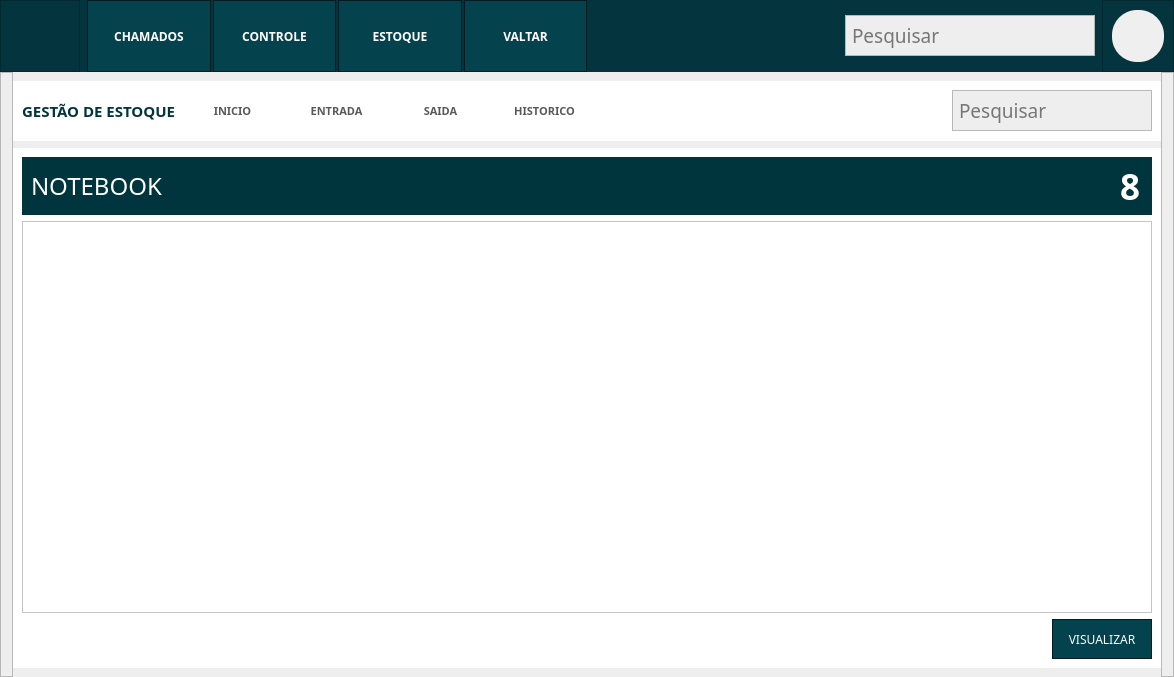
Above: layout/EstoqueTI.ui from Sidehenrique/SIS-Sicoob before the change. Below: the same form after it.
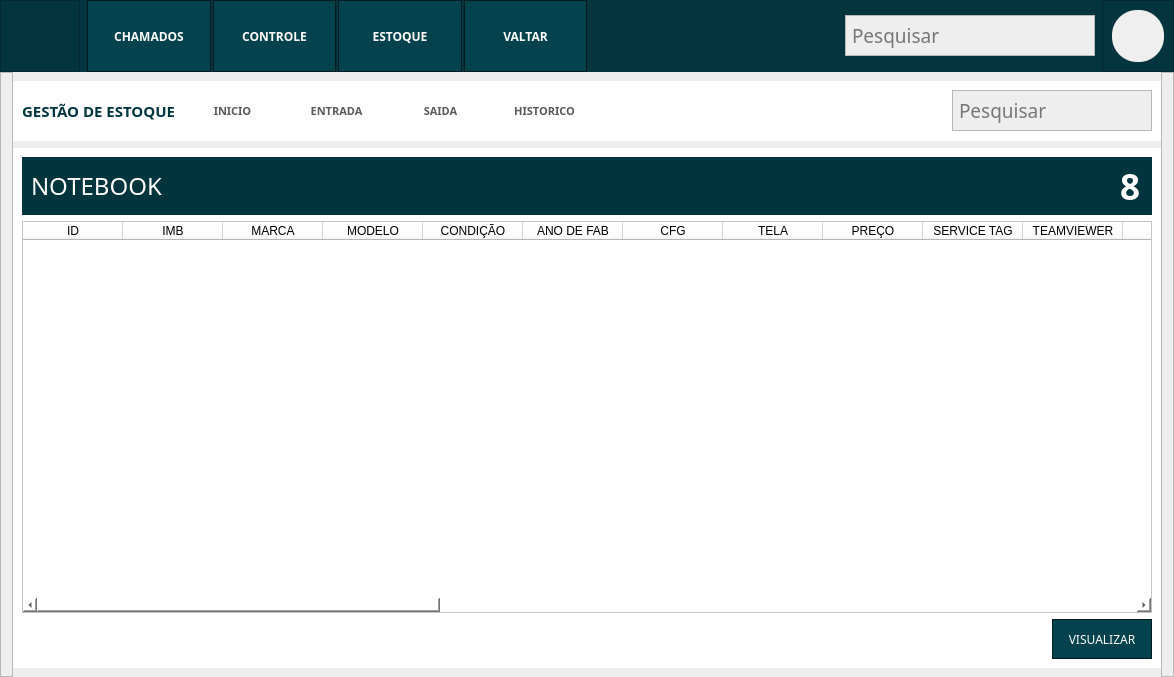
That is the form after the change. The open tabs and pages were chosen to show the change. Icons and pictures are not drawn.

What changed in the file:
```diff
--- a/layout/EstoqueTI.ui
+++ b/layout/EstoqueTI.ui
@@ -2913,7 +2913,158 @@
                </widget>
               </item>
               <item>
-               <widget class="QTableWidget" name="tableWidgetNotebook"/>
+               <widget class="QTableWidget" name="tableWidgetNotebook">
+                <column>
+                 <property name="text">
+                  <string>ID</string>
+                 </property>
+                </column>
+                <column>
+                 <property name="text">
+                  <string>IMB</string>
+                 </property>
+                </column>
+                <column>
+                 <property name="text">
+                  <string>MARCA</string>
+                 </property>
+                </column>
+                <column>
+                 <property name="text">
+                  <string>MODELO</string>
+                 </property>
+                </column>
+                <column>
+                 <property name="text">
+                  <string>CONDIÇÃO</string>
+                 </property>
+                </column>
+                <column>
+                 <property name="text">
+                  <string>ANO DE FAB</string>
+                 </property>
+                </column>
+                <column>
+                 <property name="text">
+                  <string>CFG</string>
+                 </property>
+                </column>
+                <column>
+                 <property name="text">
+                  <string>TELA</string>
+                 </property>
+                </column>
+                <column>
+                 <property name="text">
+                  <string>PREÇO</string>
+                 </property>
+                </column>
+                <column>
+                 <property name="text">
+                  <string>SERVICE TAG</string>
+                 </property>
+                </column>
+                <column>
+                 <property name="text">
+                  <string>TEAMVIEWER</string>
+                 </property>
+                </column>
+                <column>
+                 <property name="text">
+                  <string>REDE</string>
+                 </property>
+                </column>
+                <column>
+                 <property name="text">
+                  <string>SSD</string>
+                 </property>
+                </column>
+                <column>
+                 <property name="text">
+                  <string>EXPANCIVEL</string>
+                 </property>
+                </column>
+                <column>
+                 <property name="text">
+                  <string>CARREGADOR</string>
+                 </property>
+                </column>
+                <column>
+                 <property name="text">
+                  <string>PROCESSADOR</string>
+                 </property>
+                </column>
+                <column>
+                 <property name="text">
+                  <string>MARCA PRO</string>
+                 </property>
+                </column>
+                <column>
+                 <property name="text">
+                  <string>FREQUENCIA PRO</string>
+                 </property>
+                </column>
+                <column>
+                 <property name="text">
+                  <string>GERAÇÃO PRO</string>
+                 </property>
+                </column>
+                <column>
+                 <property name="text">
+                  <string>RAM</string>
+                 </property>
+                </column>
+                <column>
+                 <property name="text">
+                  <string>MODELO RAM</string>
+                 </property>
+                </column>
+                <column>
+                 <property name="text">
+                  <string>FREQUENCIA RAM</string>
+                 </property>
+                </column>
+                <column>
+                 <property name="text">
+                  <string>EXPANCIVEL RAM</string>
+                 </property>
+                </column>
+                <column>
+                 <property name="text">
+                  <string>LICENÇA WINDOWS</string>
+                 </property>
+                </column>
+                <column>
+                 <property name="text">
+                  <string>LICENÇA OFFICE</string>
+                 </property>
+                </column>
+                <column>
+                 <property name="text">
+                  <string>WINDOWS</string>
+                 </property>
+                </column>
+                <column>
+                 <property name="text">
+                  <string>OFFICE</string>
+                 </property>
+                </column>
+                <column>
+                 <property name="text">
+                  <string>ANTE-VIRUS</string>
+                 </property>
+                </column>
+                <column>
+                 <property name="text">
+                  <string>DESCRIÇÃO</string>
+                 </property>
+                </column>
+                <column>
+                 <property name="text">
+                  <string>DATA</string>
+                 </property>
+                </column>
+               </widget>
               </item>
               <item>
                <layout class="QHBoxLayout" name="horizontalLayout_22">
```
